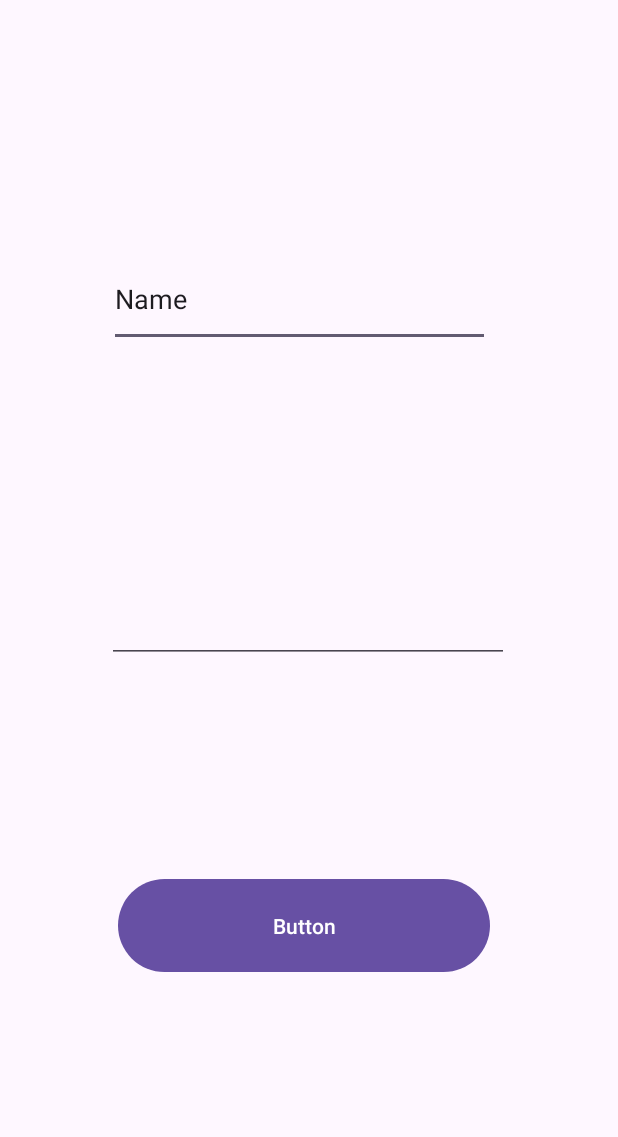
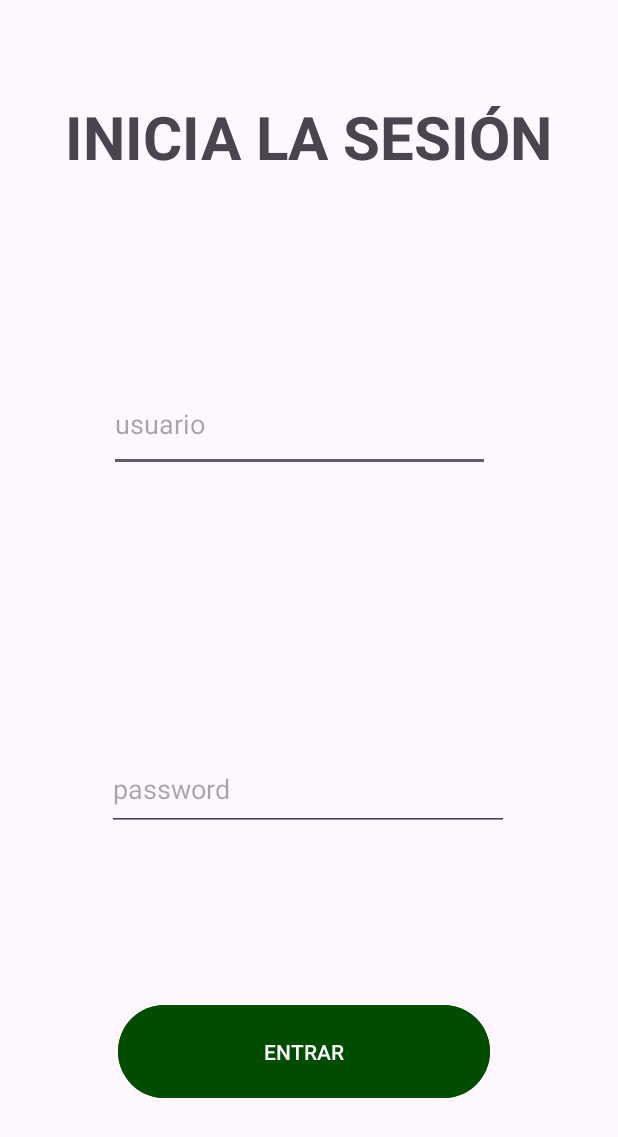
Before and after one commit to Pablolopez2001/FutPlannerAndroid, an Android app: the screen it shows after launch (InicioSesion), on a phone screen of 412 x 824 dp. Shown: the top 1137 px of the screen. Run offline under Robolectric (Android 15) with nearby library versions, the phone set to English and light mode, and no system bars.

Commit message:
prueba para conectarme al servidor y mod de pantalla iniciosesion

```diff
--- a/app/src/main/AndroidManifest.xml
+++ b/app/src/main/AndroidManifest.xml
@@ -11,6 +11,7 @@
         android:roundIcon="@mipmap/ic_launcher_round"
         android:supportsRtl="true"
         android:theme="@style/Theme.FutPlannerAndroid"
+        android:networkSecurityConfig="@xml/network_security_config"
         tools:targetApi="31">
         <activity
             android:name=".InicioSesion"
@@ -41,5 +42,6 @@
             android:name=".MainActivity"
             android:exported="false" />
     </application>
+    <uses-permission android:name="android.permission.INTERNET" />
 
 </manifest>
--- a/app/src/main/res/layout/activity_inicio_sesion.xml
+++ b/app/src/main/res/layout/activity_inicio_sesion.xml
@@ -12,21 +12,22 @@
         android:layout_height="63dp"
         android:layout_marginTop="132dp"
         android:ems="10"
+        android:hint="usuario"
         android:inputType="text"
-        android:text="Name"
         app:layout_constraintBottom_toTopOf="@+id/login_password"
         app:layout_constraintEnd_toEndOf="parent"
         app:layout_constraintHorizontal_bias="0.458"
         app:layout_constraintStart_toStartOf="parent"
         app:layout_constraintTop_toTopOf="parent"
-        app:layout_constraintVertical_bias="0.187" />
+        app:layout_constraintVertical_bias="0.393" />
 
     <EditText
         android:id="@+id/login_password"
         android:layout_width="268dp"
         android:layout_height="55dp"
-        android:layout_marginBottom="140dp"
+        android:layout_marginBottom="112dp"
         android:ems="10"
+        android:hint="password"
         android:inputType="textPassword"
         app:layout_constraintBottom_toTopOf="@+id/login_btn"
         app:layout_constraintEnd_toEndOf="parent"
@@ -37,10 +38,27 @@
         android:id="@+id/login_btn"
         android:layout_width="248dp"
         android:layout_height="70dp"
-        android:layout_marginBottom="172dp"
-        android:text="Button"
+        android:layout_marginBottom="88dp"
+        android:backgroundTint="#004D00"
+        android:text="ENTRAR"
+        android:textColor="@color/white"
         app:layout_constraintBottom_toBottomOf="parent"
         app:layout_constraintEnd_toEndOf="parent"
         app:layout_constraintHorizontal_bias="0.478"
         app:layout_constraintStart_toStartOf="parent" />
+
+    <TextView
+        android:id="@+id/textView"
+        android:layout_width="342dp"
+        android:layout_height="59dp"
+        android:text="INICIA LA SESIÓN"
+        android:textSize="40sp"
+        android:textStyle="bold"
+        android:gravity="center"
+        app:layout_constraintBottom_toBottomOf="parent"
+        app:layout_constraintEnd_toEndOf="parent"
+        app:layout_constraintHorizontal_bias="0.492"
+        app:layout_constraintStart_toStartOf="parent"
+        app:layout_constraintTop_toTopOf="parent"
+        app:layout_constraintVertical_bias="0.08" />
 </androidx.constraintlayout.widget.ConstraintLayout>
--- /dev/null
+++ b/app/src/main/res/xml/network_security_config.xml
@@ -0,0 +1,8 @@
+<?xml version="1.0" encoding="utf-8"?>
+<network-security-config>
+    <base-config cleartextTrafficPermitted="true">
+        <trust-anchors>
+            <certificates src="system" />
+        </trust-anchors>
+    </base-config>
+</network-security-config>
```
